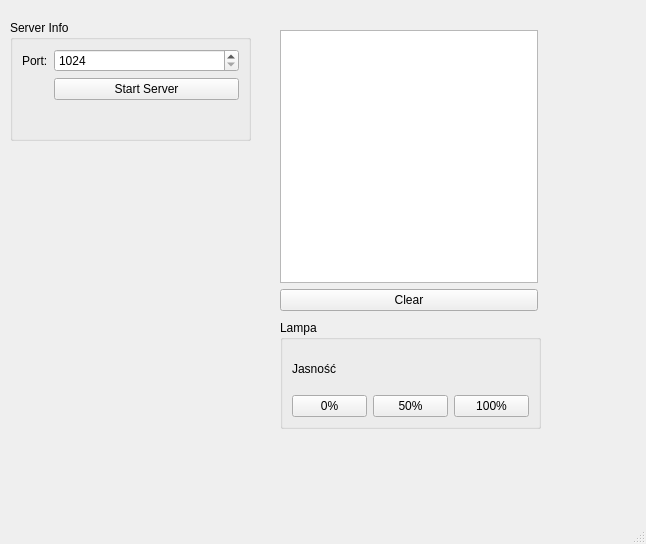
fkula5/smart-home, file mainwindow.ui: the form before one commit.
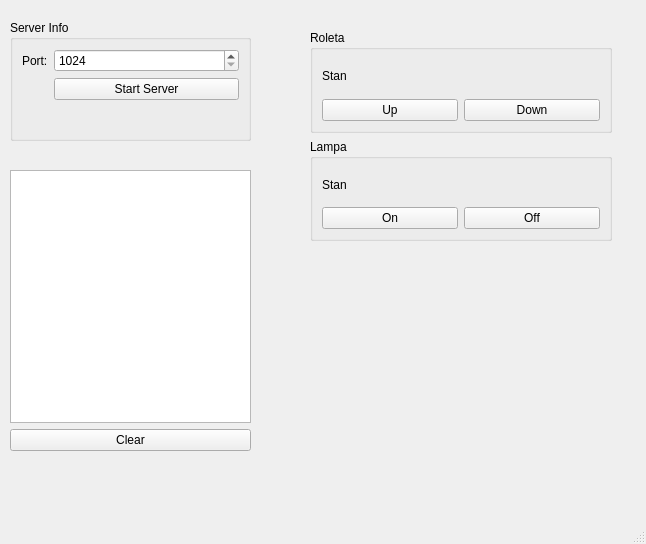
The form after the commit.

Diff of the .ui file:
```diff
--- a/mainwindow.ui
+++ b/mainwindow.ui
@@ -94,9 +94,9 @@
    <widget class="QWidget" name="layoutWidget">
     <property name="geometry">
      <rect>
-      <x>280</x>
-      <y>30</y>
-      <width>258</width>
+      <x>10</x>
+      <y>170</y>
+      <width>241</width>
       <height>281</height>
      </rect>
     </property>
@@ -113,45 +113,74 @@
      </item>
     </layout>
    </widget>
-   <widget class="QGroupBox" name="groupBox_2">
+   <widget class="QWidget" name="verticalLayoutWidget">
     <property name="geometry">
      <rect>
-      <x>280</x>
-      <y>320</y>
-      <width>261</width>
-      <height>109</height>
+      <x>310</x>
+      <y>30</y>
+      <width>302</width>
+      <height>211</height>
      </rect>
     </property>
+    <layout class="QVBoxLayout" name="verticalLayout_2">
+     <item>
+      <widget class="QGroupBox" name="groupBox_3">
+       <property name="title">
+        <string>Roleta</string>
+       </property>
+       <layout class="QGridLayout" name="gridLayout_2">
+        <item row="2" column="0">
+         <widget class="QPushButton" name="btnTrnUp">
+          <property name="text">
+           <string>Up</string>
+          </property>
+         </widget>
+        </item>
+        <item row="1" column="0">
+         <widget class="QLabel" name="label_3">
+          <property name="text">
+           <string>Stan</string>
+          </property>
+         </widget>
+        </item>
+        <item row="2" column="1">
+         <widget class="QPushButton" name="btnTrnDown">
+          <property name="text">
+           <string>Down</string>
+          </property>
+         </widget>
+        </item>
+       </layout>
+      </widget>
+     </item>
+     <item>
+      <widget class="QGroupBox" name="groupBox_2">
     <property name="title">
      <string>Lampa</string>
     </property>
     <layout class="QGridLayout" name="gridLayout">
-     <item row="1" column="2">
-      <widget class="QPushButton" name="btn100Bright">
+        <item row="1" column="0">
+         <widget class="QPushButton" name="btnTrnOn">
        <property name="text">
-        <string>100%</string>
+           <string>On</string>
+          </property>
+         </widget>
+        </item>
+        <item row="1" column="1">
+         <widget class="QPushButton" name="btnTrnOff">
+          <property name="text">
+           <string>Off</string>
        </property>
       </widget>
      </item>
      <item row="0" column="0">
       <widget class="QLabel" name="label_2">
        <property name="text">
-        <string>Jasność</string>
+           <string>Stan</string>
        </property>
       </widget>
      </item>
-     <item row="1" column="0">
-      <widget class="QPushButton" name="btn0Bright">
-       <property name="text">
-        <string>0%</string>
-       </property>
-      </widget>
-     </item>
-     <item row="1" column="1">
-      <widget class="QPushButton" name="btn50Bright">
-       <property name="text">
-        <string>50%</string>
-       </property>
+       </layout>
       </widget>
      </item>
     </layout>
```
Lines whose indentation alone changed are shown as unchanged.
